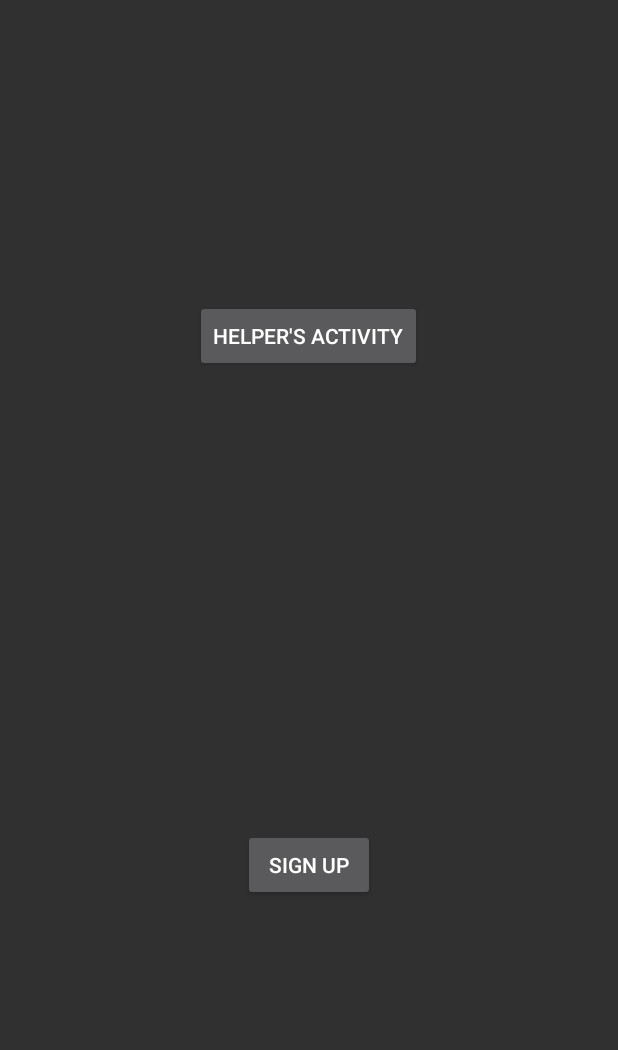
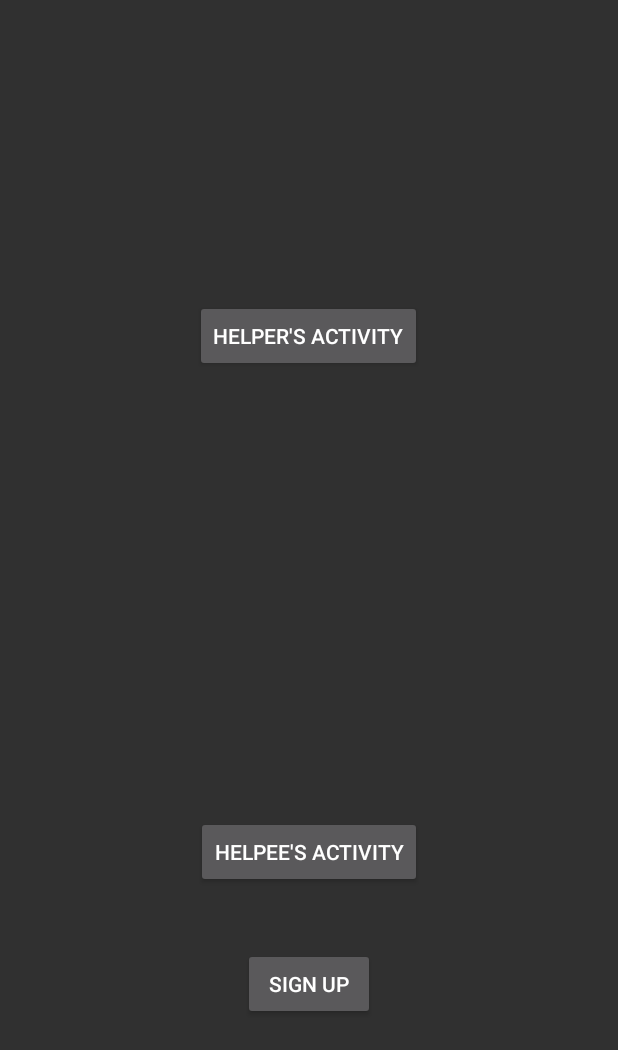
Before and after one commit to gcipta/GROWW_Chat_Feature_GCW, an Android app: the screen it shows after launch (MainActivity), on a phone screen of 412 x 824 dp. Shown: the top 1050 px of the screen. Run offline under Robolectric (Android 15) with nearby library versions, the phone set to English and light mode, and no system bars.

Commit message:
Add helpee's activity to show guide note (have not syncing with the location)

```diff
--- a/app/src/main/AndroidManifest.xml
+++ b/app/src/main/AndroidManifest.xml
@@ -17,8 +17,6 @@
     <uses-permission android:name="android.permission.ACCESS_NETWORK_STATE" />
     <uses-permission android:name="android.permission.INTERNET" />
     <uses-permission android:name="com.google.android.providers.gsf.permission.READ_GSERVICES" />
-
-
 
     <application
         android:allowBackup="true"
@@ -67,7 +65,8 @@
             android:label="@string/title_activity_maps" />
         <activity
             android:name=".SignUpHelper"
-            android:label="@string/title_activity_sign_up_helper"></activity>
+            android:label="@string/title_activity_sign_up_helper" />
+        <activity android:name=".HelpeeMapsActivity"></activity>
     </application>
 
 </manifest>
--- a/app/src/main/java/com/example/gavv/my_groww_project/HelperMapsActivity.java
+++ b/app/src/main/java/com/example/gavv/my_groww_project/HelperMapsActivity.java
@@ -48,7 +48,6 @@ import com.google.android.gms.maps.model.Polyline;
 
 import java.io.IOException;
 import java.text.SimpleDateFormat;
-import java.util.ArrayList;
 import java.util.Date;
 import java.util.List;
 import java.util.Locale;
@@ -585,6 +584,4 @@ public class HelperMapsActivity extends FragmentActivity implements OnMapReadyCa
 
     }
 
-
-
 }
--- a/app/src/main/java/com/example/gavv/my_groww_project/MainActivity.java
+++ b/app/src/main/java/com/example/gavv/my_groww_project/MainActivity.java
@@ -8,7 +8,8 @@ import android.widget.Button;
 
 public class MainActivity extends AppCompatActivity {
 
-    Button button;
+    Button helperActButton;
+    Button helpeeActButton;
     Button signUpButton;
 
     public void goToMap() {
@@ -25,21 +26,38 @@ public class MainActivity extends AppCompatActivity {
         startActivity(intent);
     }
 
+    public void goToHelpeeAct() {
+
+        Intent intent = new Intent(this, HelpeeMapsActivity.class);
+
+        startActivity(intent);
+    }
+
     @Override
     protected void onCreate(Bundle savedInstanceState) {
         super.onCreate(savedInstanceState);
         setContentView(R.layout.activity_main);
 
-        button = (Button) findViewById(R.id.button);
+        helperActButton = (Button) findViewById(R.id.helperActButton);
+
+        helpeeActButton = (Button) findViewById(R.id.helpeeActButton);
 
         signUpButton = (Button) findViewById(R.id.signUpButton);
 
-        button.setOnClickListener(new View.OnClickListener() {
+        helperActButton.setOnClickListener(new View.OnClickListener() {
             @Override
             public void onClick(View v) {
                 goToMap();
             }
         });
+
+        helpeeActButton.setOnClickListener(new View.OnClickListener() {
+            @Override
+            public void onClick(View v) {
+                goToHelpeeAct();
+            }
+        });
+
 
         signUpButton.setOnClickListener(new View.OnClickListener() {
 
--- a/app/src/main/java/controllers/IGuideNoteComponent.java
+++ b/app/src/main/java/controllers/IGuideNoteComponent.java
@@ -11,7 +11,7 @@ public interface IGuideNoteComponent {
      * @param note text string of the message
      * @return the a new GuideNote
      */
-    GuideNote createGuideNote(String note);
+    void createGuideNote(String title, String note);
 
     /**
      * create a guide note
@@ -19,7 +19,7 @@ public interface IGuideNoteComponent {
      * @param location location attached to note
      * @return the a new GuideNote
      */
-    GuideNote createGuideNote(String note, Location location);
+    void createGuideNote(String title, String note, Location location);
 
     /**
      * send a GuideNote to a helpee
--- a/app/src/main/java/models/LocationGuideNote.java
+++ b/app/src/main/java/models/LocationGuideNote.java
@@ -2,12 +2,11 @@ package models;
 
 import android.location.Location;
 
-public class LocationGuideNote extends GuideNote {
+public class LocationGuideNote {
 
     private Location location;
 
     public LocationGuideNote(String content, Location location){
-        super(content);
         setLocation(location);
     }
 
--- a/app/src/main/res/layout/activity_main.xml
+++ b/app/src/main/res/layout/activity_main.xml
@@ -7,7 +7,7 @@
     tools:context=".MainActivity">
 
     <Button
-        android:id="@+id/button"
+        android:id="@+id/helperActButton"
         android:layout_width="wrap_content"
         android:layout_height="wrap_content"
         android:layout_alignParentTop="true"
@@ -16,12 +16,21 @@
         android:text="Helper's Activity" />
 
     <Button
+        android:id="@+id/helpeeActButton"
+        android:layout_width="wrap_content"
+        android:layout_height="wrap_content"
+        android:layout_alignParentBottom="true"
+        android:layout_centerHorizontal="true"
+        android:layout_marginBottom="232dp"
+        android:text="Helpee's Activity" />
+
+    <Button
         android:id="@+id/signUpButton"
         android:layout_width="wrap_content"
         android:layout_height="wrap_content"
         android:layout_alignParentBottom="true"
         android:layout_centerHorizontal="true"
-        android:layout_marginBottom="223dp"
+        android:layout_marginBottom="144dp"
         android:text="Sign Up" />
 
 </RelativeLayout>
```
Also changed, not shown: app/src/main/java/adapter/ViewPagerAdapter.java (added, +42 -0 lines), app/src/main/java/com/example/gavv/my_groww_project/HelpeeMapsActivity.java (added, +27 -0 lines), app/src/main/java/controllers/GuideNoteController.java (+50 -5 lines), app/src/main/java/models/GuideNote.java (+37 -3 lines), app/src/main/res/layout/activity_helpee_maps.xml (added, +18 -0 lines), app/src/main/res/layout/guide_notes_child.xml (added, +16 -0 lines), app/src/main/res/layout/guide_notes_parent.xml (added, +13 -0 lines).
